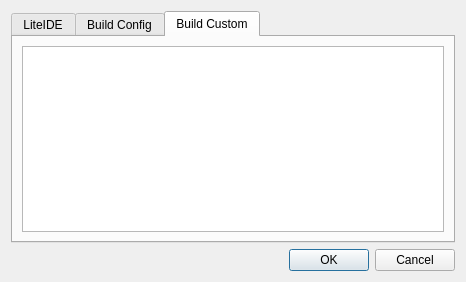
First picture: the form in liteidex/src/plugins/litebuild/buildconfigdialog.ui, repository seanxyh/liteide, before the edit.
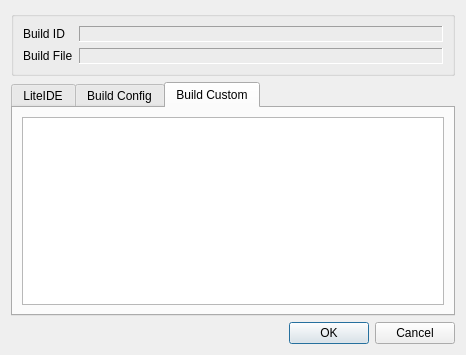
Second picture: the form after the edit.

Commit message: LiteBuild : update BuildConfigDialog

```diff
--- a/liteidex/src/plugins/litebuild/buildconfigdialog.ui
+++ b/liteidex/src/plugins/litebuild/buildconfigdialog.ui
@@ -7,13 +7,74 @@
     <x>0</x>
     <y>0</y>
     <width>466</width>
-    <height>282</height>
+    <height>355</height>
    </rect>
   </property>
   <property name="windowTitle">
    <string>Build Config Dialog</string>
   </property>
   <layout class="QVBoxLayout" name="verticalLayout_4">
+   <item>
+    <widget class="QGroupBox" name="groupBox">
+     <property name="title">
+      <string/>
+     </property>
+     <layout class="QGridLayout" name="gridLayout">
+      <item row="0" column="0">
+       <widget class="QLabel" name="label">
+        <property name="text">
+         <string>Build ID</string>
+        </property>
+       </widget>
+      </item>
+      <item row="0" column="1">
+       <widget class="QLabel" name="buildIdLabel">
+        <property name="sizePolicy">
+         <sizepolicy hsizetype="Expanding" vsizetype="Preferred">
+          <horstretch>0</horstretch>
+          <verstretch>0</verstretch>
+         </sizepolicy>
+        </property>
+        <property name="frameShape">
+         <enum>QFrame::Panel</enum>
+        </property>
+        <property name="frameShadow">
+         <enum>QFrame::Sunken</enum>
+        </property>
+        <property name="text">
+         <string/>
+        </property>
+       </widget>
+      </item>
+      <item row="1" column="0">
+       <widget class="QLabel" name="label_3">
+        <property name="text">
+         <string>Build File</string>
+        </property>
+       </widget>
+      </item>
+      <item row="1" column="1">
+       <widget class="QLabel" name="buildFileLabel">
+        <property name="sizePolicy">
+         <sizepolicy hsizetype="Expanding" vsizetype="Preferred">
+          <horstretch>0</horstretch>
+          <verstretch>0</verstretch>
+         </sizepolicy>
+        </property>
+        <property name="frameShape">
+         <enum>QFrame::Panel</enum>
+        </property>
+        <property name="frameShadow">
+         <enum>QFrame::Sunken</enum>
+        </property>
+        <property name="text">
+         <string/>
+        </property>
+       </widget>
+      </item>
+     </layout>
+    </widget>
+   </item>
    <item>
     <widget class="QTabWidget" name="tabWidget">
      <property name="currentIndex">
```
The commit also changes 3 other files.
